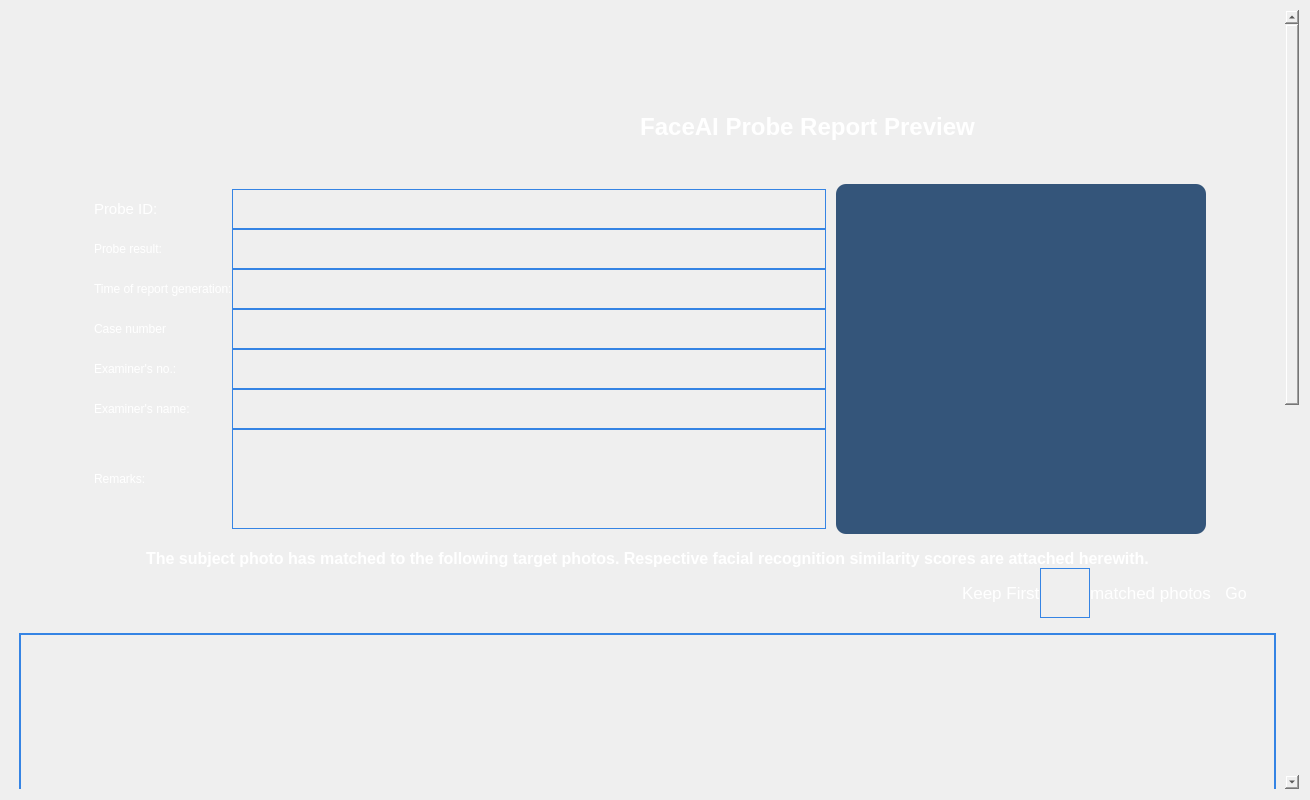
Old version of the form forms/Page_5.ui in the repository apollo-k22/FaceAI-Product.
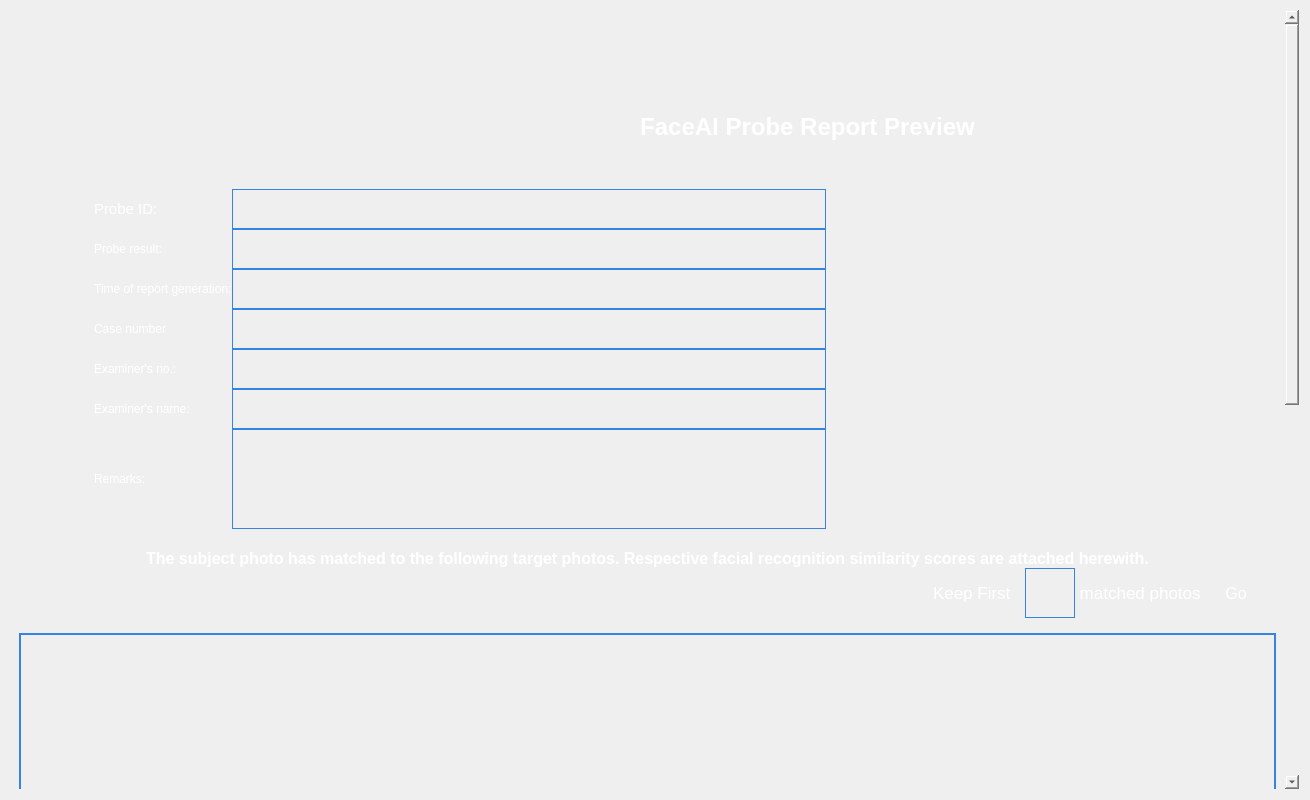
New version of the form. Icons and pictures are not drawn.

What changed in the file:
```diff
--- a/forms/Page_5.ui
+++ b/forms/Page_5.ui
@@ -646,7 +646,6 @@
                  </property>
                  <property name="styleSheet">
                   <string notr="true">background:transparent;
-background-color: #34557a;
 background-size: cover;
 background-repeat: no-repeat;
 background-position: center;
@@ -734,7 +733,7 @@
 background:transparent;</string>
                </property>
                <property name="text">
-                <string>Keep First</string>
+                <string>Keep First   </string>
                </property>
               </widget>
              </item>
@@ -780,7 +779,7 @@
 background:transparent;</string>
                </property>
                <property name="text">
-                <string>matched photos</string>
+                <string> matched photos  </string>
                </property>
               </widget>
              </item>
```
